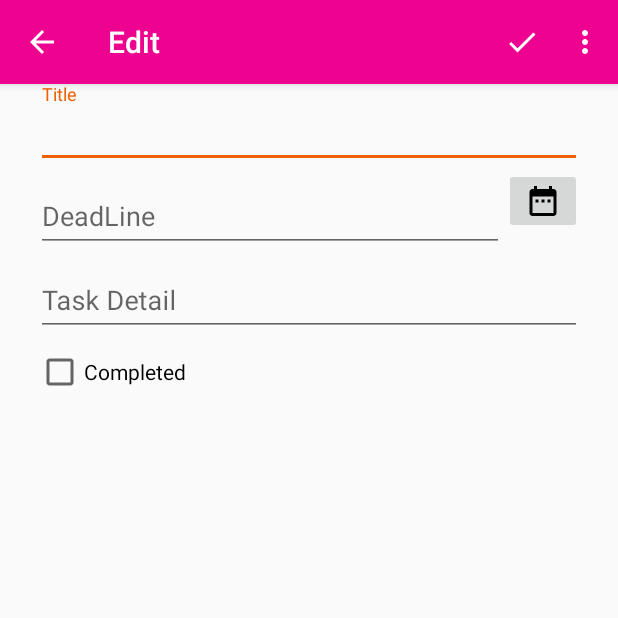
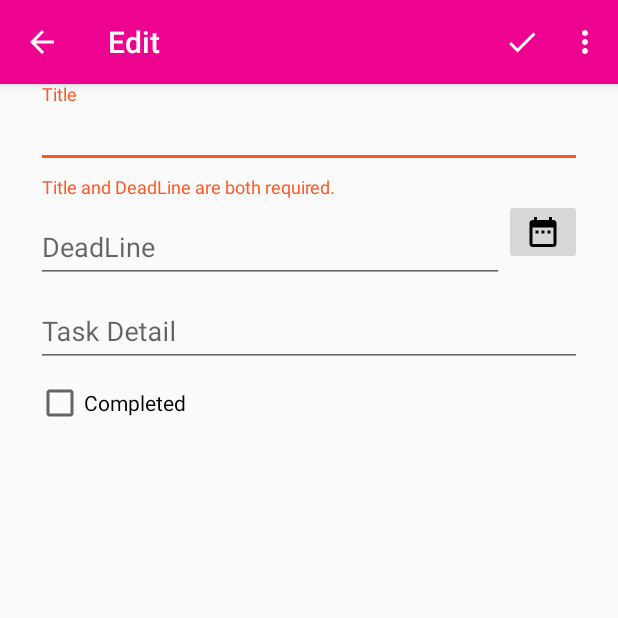
Before and after one commit to shoheih/SimpleTodo, an Android app: the EditFragment screen opened directly, with no data from a screen before it, after a tap on "Register", on a phone screen of 412 x 824 dp, the top half of it. Run offline under Robolectric (Android 15) with nearby library versions, the phone set to English and light mode, and no system bars; libraries missing offline, so code that uses them is left out: io.realm; 7 statements that could not run were skipped.

Commit message:
display error message if user not input required text

```diff
--- a/app/src/main/java/net/minpro/simpletodo/EditFragment.kt
+++ b/app/src/main/java/net/minpro/simpletodo/EditFragment.kt
@@ -91,6 +91,10 @@ class EditFragment : Fragment() {
     }
 
     private fun recordToRealmDB(mode: ModeInEdit?) {
+
+        val isRequiredItemsFilled = isRequiredFilledCheck()
+        if (!isRequiredItemsFilled) return
+
         when (mode) {
             ModeInEdit.NEW_ENTRY -> {
                 addNewTodo()
@@ -100,6 +104,20 @@ class EditFragment : Fragment() {
             }
         }
 
+    }
+
+    private fun isRequiredFilledCheck(): Boolean {
+        if (inputTitleText.text.toString() == "") {
+            inputTitle.error = getString(R.string.error)
+            return false
+        }
+
+        if (inputDateText.text.toString() == "") {
+            inputDate.error = getString(R.string.error)
+            return false
+        }
+
+        return true
     }
 
     private fun editExistingTodo() {
--- a/app/src/main/res/layout/fragment_edit.xml
+++ b/app/src/main/res/layout/fragment_edit.xml
@@ -13,7 +13,7 @@
             app:layout_constraintEnd_toEndOf="parent" android:layout_marginStart="24dp" android:layout_marginEnd="24dp">
         <android.support.design.widget.TextInputLayout
                 android:layout_width="match_parent"
-                android:layout_height="wrap_content">
+                android:layout_height="wrap_content" android:id="@+id/inputTitle">
 
             <android.support.design.widget.TextInputEditText
                     android:layout_width="match_parent"
@@ -26,7 +26,7 @@
                 android:layout_height="wrap_content">
             <android.support.design.widget.TextInputLayout
                     android:layout_width="0dp"
-                    android:layout_height="wrap_content" android:layout_weight="6">
+                    android:layout_height="wrap_content" android:layout_weight="6" android:id="@+id/inputDate">
 
                 <android.support.design.widget.TextInputEditText
                         android:layout_width="match_parent"
```
